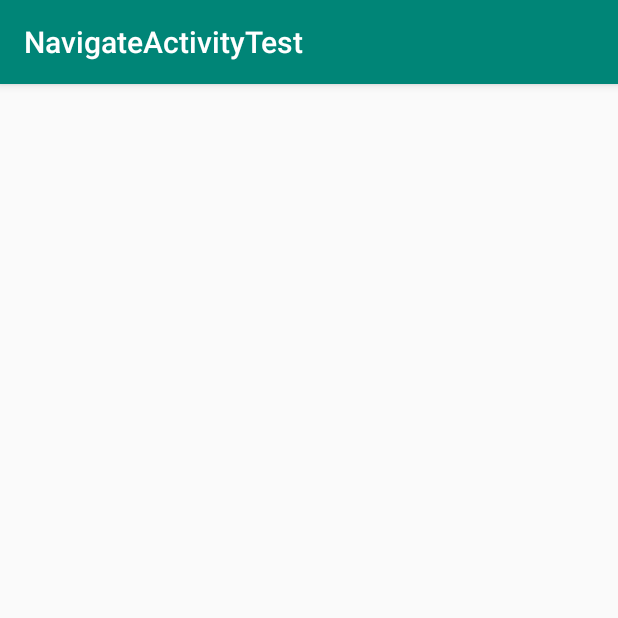
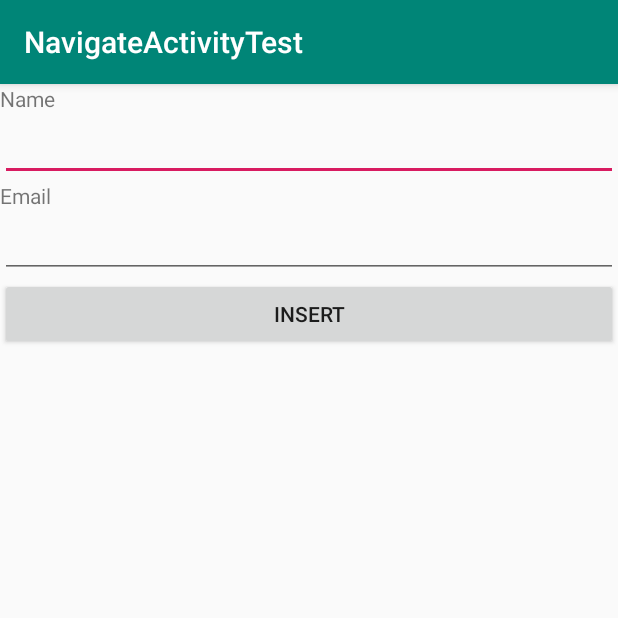
Before and after one commit to pspsp456/NavigateActivityTest, an Android app: the SignUpActivity screen opened directly, with no data from a screen before it, on a phone screen of 412 x 824 dp, the top half of it. Run offline under Robolectric (Android 15) with nearby library versions, the phone set to English and light mode, and no system bars.

```diff
--- a/app/src/main/java/com/example/navigateactivitytest/MainActivity.java
+++ b/app/src/main/java/com/example/navigateactivitytest/MainActivity.java
@@ -99,7 +99,8 @@ public class MainActivity extends AppCompatActivity
         } else if (id == R.id.nav_setting) {
 
         } else if (id == R.id.nav_sign_up){
-
+            Intent mainIntent = new Intent(MainActivity.this, SignUpActivity.class);
+            MainActivity.this.startActivity(mainIntent);
         }
 
         DrawerLayout drawer = (DrawerLayout) findViewById(R.id.drawer_layout);
--- a/app/src/main/res/layout/activity_sign_up.xml
+++ b/app/src/main/res/layout/activity_sign_up.xml
@@ -1,9 +1,42 @@
 <?xml version="1.0" encoding="utf-8"?>
-<android.support.constraint.ConstraintLayout xmlns:android="http://schemas.android.com/apk/res/android"
-    xmlns:app="http://schemas.android.com/apk/res-auto"
+<LinearLayout xmlns:android="http://schemas.android.com/apk/res/android"
     xmlns:tools="http://schemas.android.com/tools"
     android:layout_width="match_parent"
     android:layout_height="match_parent"
-    tools:context=".SignUpActivity">
+    android:orientation="vertical"
+    tools:context=".MainActivity">
 
-</android.support.constraint.ConstraintLayout>
+    <TextView
+        android:layout_width="wrap_content"
+        android:layout_height="wrap_content"
+        android:text="Name"
+        android:id="@+id/textView_main_name" />
+
+    <EditText
+        android:layout_width="match_parent"
+        android:layout_height="wrap_content"
+        android:id="@+id/editText_main_name" />
+
+    <TextView
+        android:id="@+id/textView_main_email"
+        android:layout_width="wrap_content"
+        android:layout_height="wrap_content"
+        android:text="Email" />
+
+    <EditText
+        android:id="@+id/editText_main_email"
+        android:layout_width="match_parent"
+        android:layout_height="wrap_content" />
+
+    <Button
+        android:layout_width="match_parent"
+        android:layout_height="wrap_content"
+        android:text="Insert"
+        android:id="@+id/button_main_insert" />
+
+    <TextView
+        android:layout_width="match_parent"
+        android:layout_height="250dp"
+        android:id="@+id/textView_main_result" />
+
+</LinearLayout>
```
Also changed, not shown: app/src/main/java/com/example/navigateactivitytest/SignUpActivity.java (+138 -1 lines).
